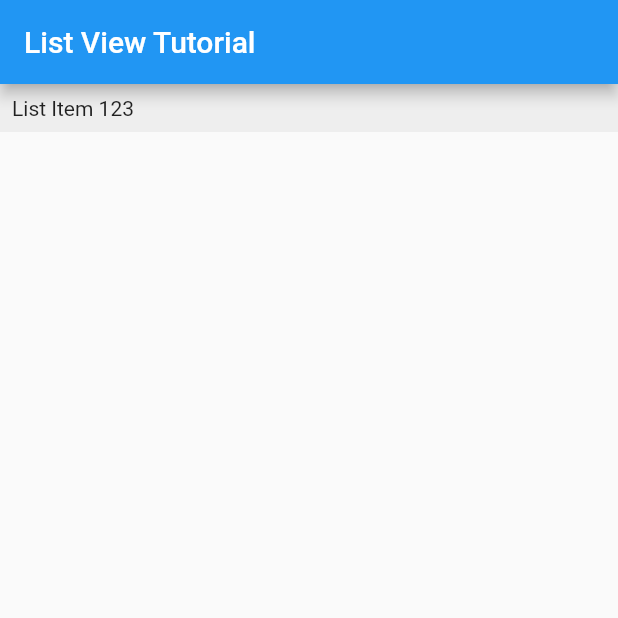
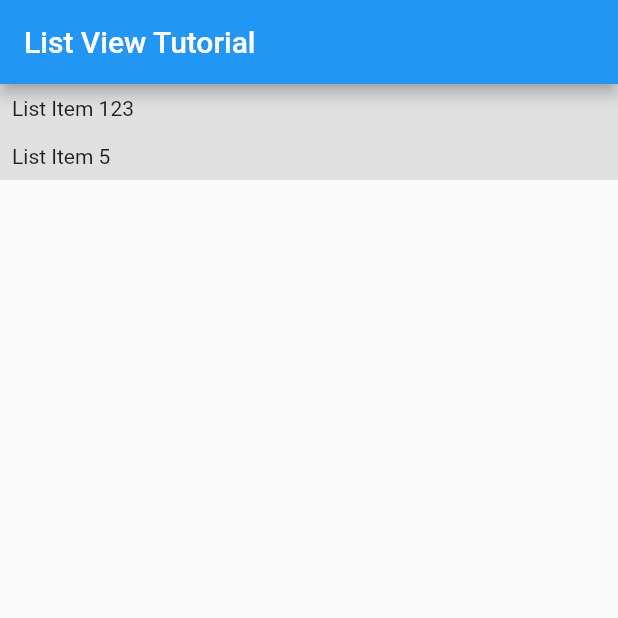
Before and after one commit to RustambekSafarov/listview_tutorial, a Flutter app: the screen it shows after launch, on a phone screen of 412 x 824 dp, the top half of it. Run offline on Flutter 3.47's test engine with Material 2 defaults, Android fonts, the phone set to English and light mode, and no system bars.

Commit message:
change color

```diff
--- a/lib/screen/listview_page.dart
+++ b/lib/screen/listview_page.dart
@@ -6,6 +6,7 @@ class listview_page extends StatelessWidget {
   }) : super(key: key);
   List<Widget> list = [
     ItemWidget(title: 'List Item 123'),
+    ItemWidget(title: 'List Item 5'),
   ];
   @override
   Widget build(BuildContext context) {
@@ -23,7 +24,7 @@ class ItemWidget extends StatelessWidget {
   Widget build(BuildContext context) {
     return Container(
       padding: EdgeInsets.all(8),
-      color: Colors.grey[200],
+      color: Colors.grey[300],
       child: Text(title),
     );
   }
```
